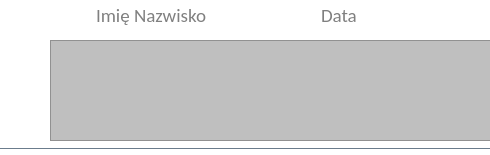
RStravinsky/CarReservation, file noteblock.ui: the form before one commit.
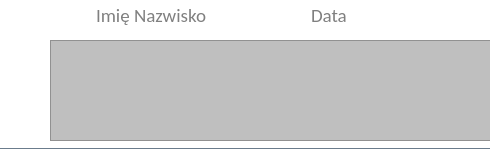
The form after the commit. Icons and pictures are not drawn.

```diff
--- a/noteblock.ui
+++ b/noteblock.ui
@@ -86,7 +86,7 @@
   <widget class="QLabel" name="lblDateImage">
    <property name="geometry">
     <rect>
-     <x>275</x>
+     <x>265</x>
      <y>0</y>
      <width>31</width>
      <height>31</height>
@@ -147,9 +147,9 @@
   <widget class="QLabel" name="lblDate">
    <property name="geometry">
     <rect>
-     <x>315</x>
+     <x>305</x>
      <y>0</y>
-     <width>161</width>
+     <width>181</width>
      <height>31</height>
     </rect>
    </property>
@@ -180,7 +180,7 @@
     <rect>
      <x>90</x>
      <y>0</y>
-     <width>181</width>
+     <width>171</width>
      <height>31</height>
     </rect>
    </property>
```
